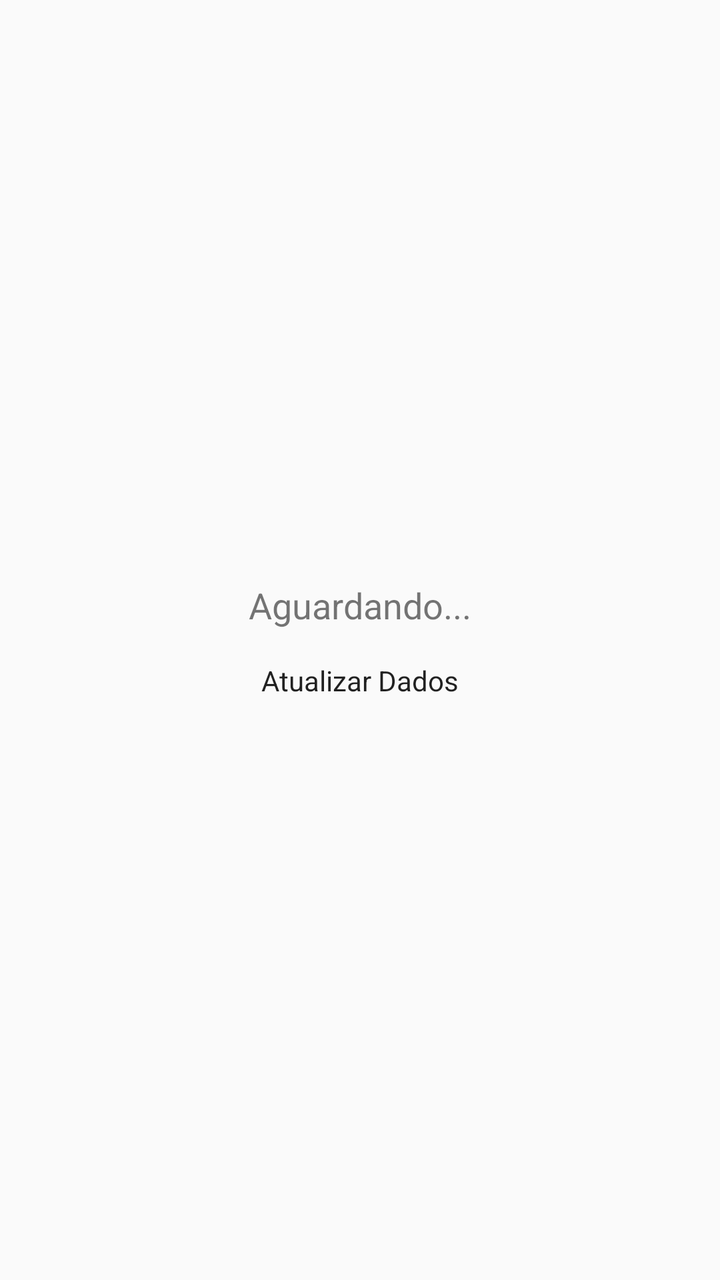
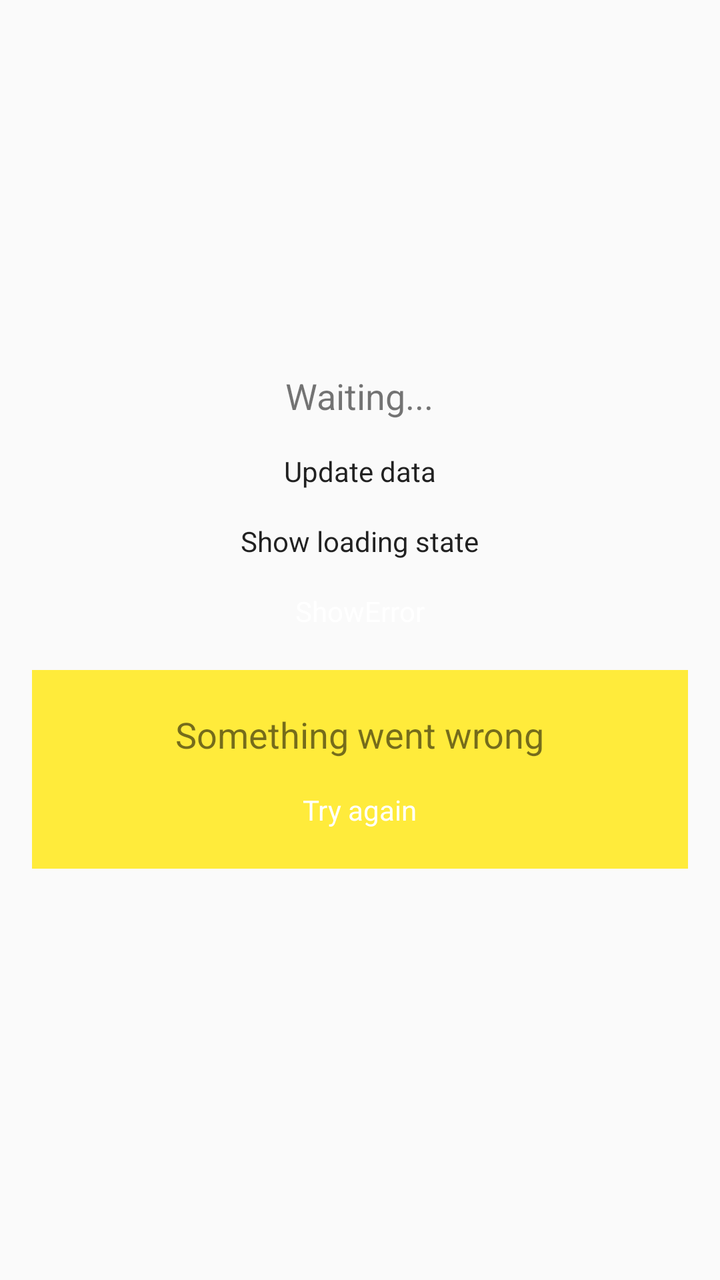

An Android layout rendered at two revisions. The XML below is the earlier revision; the diff shows what the commit changed to produce the second picture.
<!-- AndroidManifest.xml: application theme Theme.KotlinAndroidFundamentals -->
<!-- res/layout/activity_mvvmactivity.xml -->
<?xml version="1.0" encoding="utf-8"?>
<androidx.constraintlayout.widget.ConstraintLayout xmlns:android="http://schemas.android.com/apk/res/android"
    xmlns:app="http://schemas.android.com/apk/res-auto"
    xmlns:tools="http://schemas.android.com/tools"
    android:id="@+id/main"
    android:layout_width="match_parent"
    android:layout_height="match_parent"
    tools:context=".architectures.views.MVVMActivity">

    <LinearLayout
        android:layout_width="match_parent"
        android:layout_height="match_parent"
        android:orientation="vertical"
        android:gravity="center"
        android:padding="16dp">

        <TextView
            android:id="@+id/textViewStatus"
            android:layout_width="wrap_content"
            android:layout_height="wrap_content"
            android:text="Aguardando..."
            android:textSize="18sp" />

        <Button
            android:id="@+id/buttonUpdate"
            android:layout_width="wrap_content"
            android:layout_height="wrap_content"
            android:layout_marginTop="16dp"
            android:text="Atualizar Dados" />

    </LinearLayout>

</androidx.constraintlayout.widget.ConstraintLayout>
<!-- resources referenced by this layout -->
<resources>
  <style name="Theme.KotlinAndroidFundamentals" parent="android:Theme.Material.Light.NoActionBar" />
</resources>

<!-- the commit's change to res/layout/activity_mvvmactivity.xml (unified diff, before → after) -->
@@ -8,6 +8,7 @@
     tools:context=".architectures.views.MVVMActivity">
 
     <LinearLayout
+        android:id="@+id/linearLayout"
         android:layout_width="match_parent"
         android:layout_height="match_parent"
         android:orientation="vertical"
@@ -18,7 +19,7 @@
             android:id="@+id/textViewStatus"
             android:layout_width="wrap_content"
             android:layout_height="wrap_content"
-            android:text="Aguardando..."
+            android:text="Waiting..."
             android:textSize="18sp" />
 
         <Button
@@ -26,8 +27,62 @@
             android:layout_width="wrap_content"
             android:layout_height="wrap_content"
             android:layout_marginTop="16dp"
-            android:text="Atualizar Dados" />
+            android:text="Update data" />
+
+        <Button
+            android:id="@+id/buttonShowLoading"
+            android:layout_width="wrap_content"
+            android:layout_height="wrap_content"
+            android:layout_marginTop="16dp"
+            android:text="Show loading state" />
+
+
+        <Button
+            android:id="@+id/buttonShowError"
+            android:layout_width="wrap_content"
+            android:layout_height="wrap_content"
+            android:layout_marginTop="16dp"
+            android:text="ShowError"
+            android:textColor="@color/white"
+            android:backgroundTint="@color/design_default_color_error"/>
+
+        <LinearLayout
+            android:id="@+id/linearLayoutError"
+            android:layout_width="match_parent"
+            android:layout_height="wrap_content"
+            android:layout_marginVertical="20dp"
+            android:paddingVertical="20dp"
+            android:orientation="vertical"
+            android:gravity="center"
+            android:background="@color/yellow"
+            >
+
+            <TextView
+                android:id="@+id/textViewError"
+                android:layout_width="wrap_content"
+                android:layout_height="wrap_content"
+                android:text="Something went wrong"
+                android:textSize="18sp" />
+
+            <Button
+                android:id="@+id/buttonTryAgain"
+                android:layout_width="wrap_content"
+                android:layout_height="wrap_content"
+                android:layout_marginTop="16dp"
+                android:text="Try again"
+                android:textColor="@color/white"
+                android:backgroundTint="@color/design_default_color_error"/>
+
+        </LinearLayout>
 
     </LinearLayout>
 
+    <ProgressBar
+        android:id="@+id/progressBar"
+        android:layout_width="match_parent"
+        android:layout_height="match_parent"
+        android:layout_margin="100dp"
+        android:visibility="gone"
+        />
+
 </androidx.constraintlayout.widget.ConstraintLayout>
<!-- resource entries referenced after the edit -->
@@ -1,5 +1,7 @@
 <!-- resources referenced by this layout -->
 <resources>
+  <color name="white">#FFFFFFFF</color>
+  <color name="yellow">#FFFFEB3B</color>
   <style name="Theme.KotlinAndroidFundamentals" parent="android:Theme.Material.Light.NoActionBar" />
 </resources>
 
